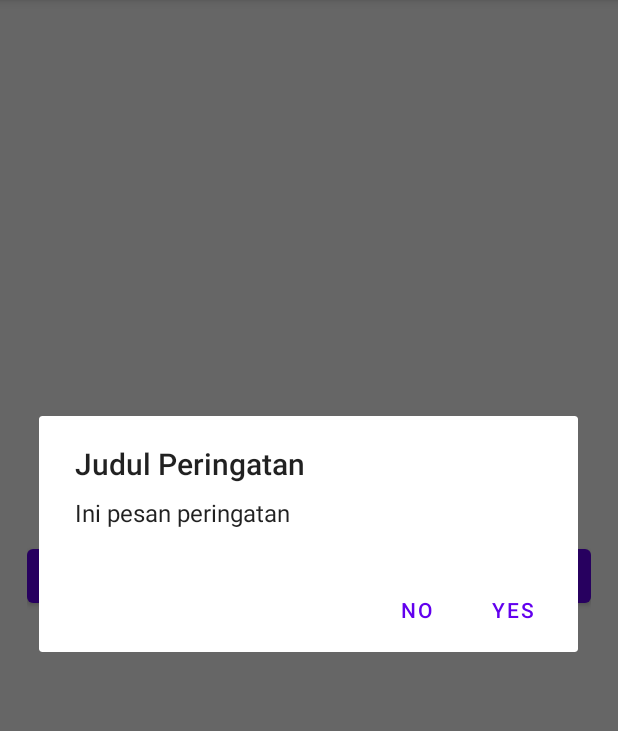
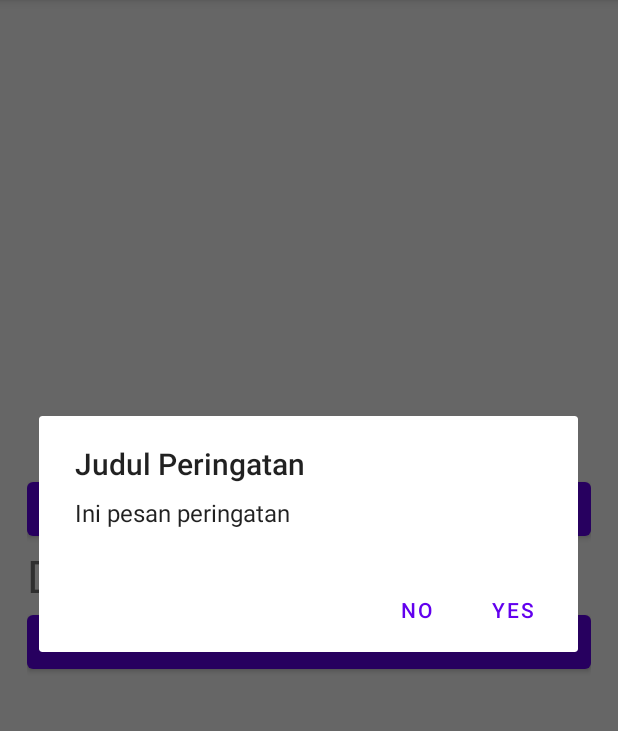
Before and after one commit to ibnu-topan/modul7, an Android app: the screen it shows after launch (MainActivity), after a tap on "TEKAN TOMBOL INI", on a phone screen of 412 x 824 dp, the part 84-815 px from its top. Run offline under Robolectric (Android 15) with nearby library versions, the phone set to English and light mode, and no system bars.

Commit message:
Add Button "Date Picker Dialog"

```diff
--- a/app/src/main/res/layout/activity_main.xml
+++ b/app/src/main/res/layout/activity_main.xml
@@ -12,4 +12,18 @@
         android:layout_height="wrap_content"
         android:text="Tekan Tombol Ini"
         android:onClick="ButtonOnClicked" />
+
+    <TextView
+        android:id="@+id/tanggal"
+        android:text="Date"
+        android:textSize="30sp"
+        android:layout_width="wrap_content"
+        android:layout_height="wrap_content" />
+    <Button
+        android:id="@+id/tombol"
+        android:layout_width="match_parent"
+        android:layout_height="wrap_content"
+        android:text="Pilih Tanggal"
+        android:onClick="ButtonOnClicked" />
+
 </LinearLayout>
```
